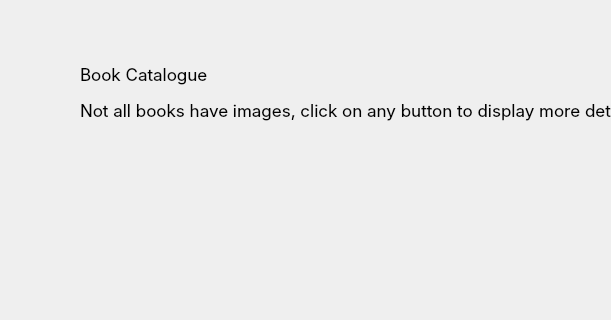
First picture: the form in browse.ui, repository LanaYoobee/LIS, before the edit; both pictures show x 0 to 611 and y 0 to 320 of the 1056 by 754 pixel window.
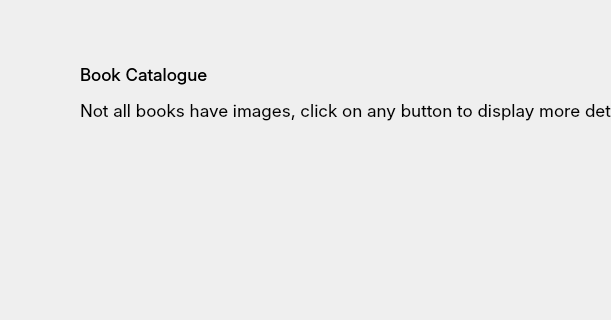
Second picture: the form after the edit. Icons and pictures are not drawn.

What changed in the file:
```diff
--- a/browse.ui
+++ b/browse.ui
@@ -109,6 +109,31 @@
     <bool>true</bool>
    </property>
   </widget>
+  <widget class="QLabel" name="welcomeLabel_3">
+   <property name="geometry">
+    <rect>
+     <x>80</x>
+     <y>64</y>
+     <width>451</width>
+     <height>34</height>
+    </rect>
+   </property>
+   <property name="font">
+    <font>
+     <family>Inter</family>
+     <pointsize>13</pointsize>
+    </font>
+   </property>
+   <property name="text">
+    <string>Book Catalogue</string>
+   </property>
+   <property name="alignment">
+    <set>Qt::AlignLeading|Qt::AlignLeft|Qt::AlignTop</set>
+   </property>
+   <property name="wordWrap">
+    <bool>true</bool>
+   </property>
+  </widget>
  </widget>
  <resources>
   <include location="resources.qrc"/>
```
